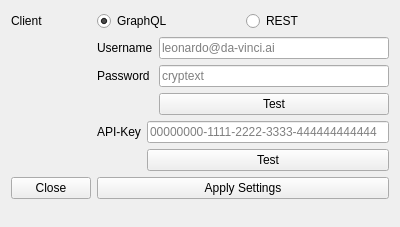
First picture: the form in leonardo_ai/view/settings.ui, repository rainu/krita-leonardo-ai, before the edit.
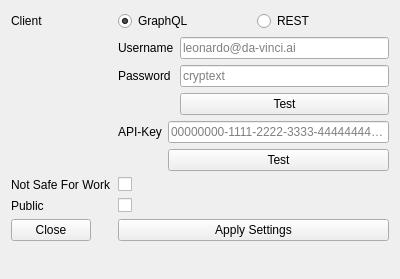
Second picture: the form after the edit.

```diff
--- a/leonardo_ai/view/settings.ui
+++ b/leonardo_ai/view/settings.ui
@@ -7,7 +7,7 @@
     <x>0</x>
     <y>0</y>
     <width>400</width>
-    <height>227</height>
+    <height>279</height>
    </rect>
   </property>
   <property name="windowTitle">
@@ -198,20 +198,48 @@
      </layout>
     </widget>
    </item>
-   <item row="3" column="1">
+   <item row="6" column="1">
     <widget class="QPushButton" name="btnApply">
      <property name="text">
       <string>Apply Settings</string>
      </property>
     </widget>
    </item>
-   <item row="3" column="0">
+   <item row="6" column="0">
     <widget class="QPushButton" name="btnClose">
      <property name="text">
       <string>Close</string>
      </property>
     </widget>
    </item>
+   <item row="4" column="0">
+    <widget class="QLabel" name="label_5">
+     <property name="text">
+      <string>Not Safe For Work</string>
+     </property>
+    </widget>
+   </item>
+   <item row="4" column="1">
+    <widget class="QCheckBox" name="chkNSFW">
+     <property name="text">
+      <string/>
+     </property>
+    </widget>
+   </item>
+   <item row="5" column="0">
+    <widget class="QLabel" name="label_6">
+     <property name="text">
+      <string>Public</string>
+     </property>
+    </widget>
+   </item>
+   <item row="5" column="1">
+    <widget class="QCheckBox" name="chkPublic">
+     <property name="text">
+      <string/>
+     </property>
+    </widget>
+   </item>
   </layout>
  </widget>
  <resources/>
```
